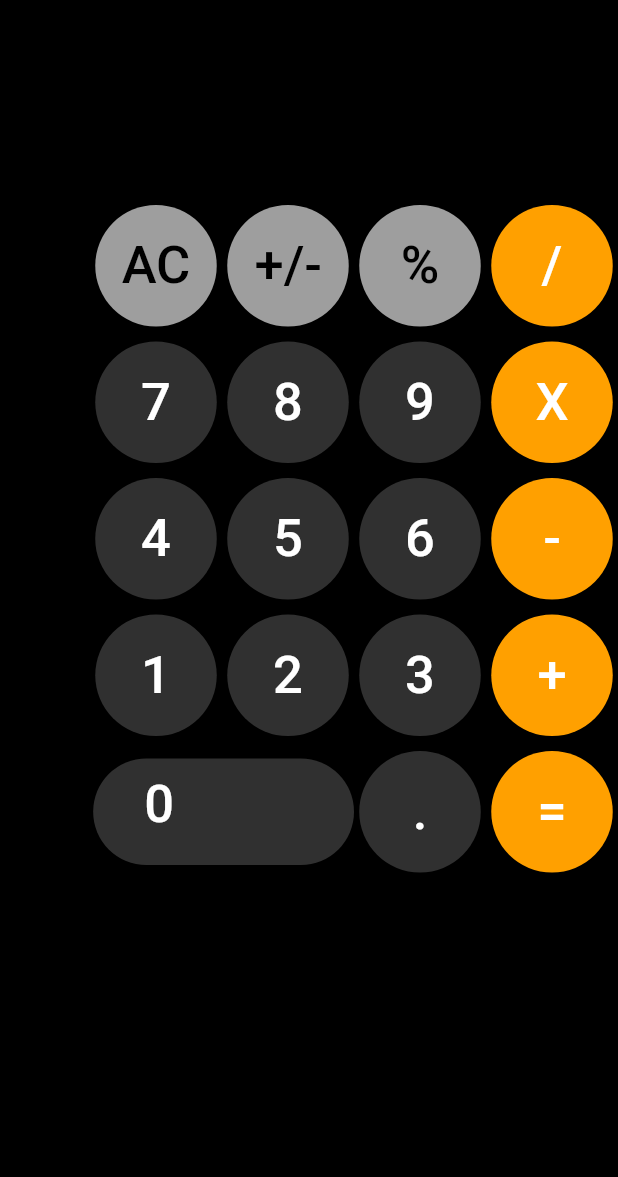
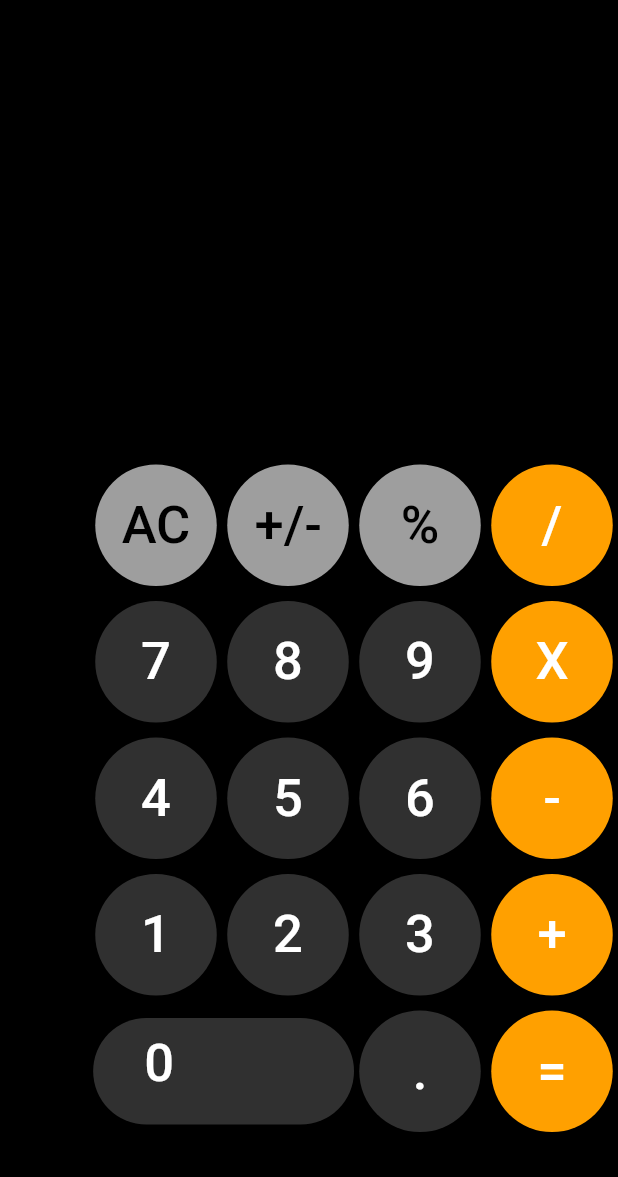
Before and after one commit to moehared/flutter_tutorials, a Flutter app: the screen it shows after launch, on a phone screen of 412 x 824 dp, the part 59-1236 px from its top. Run offline on Flutter 3.47's test engine with Material 2 defaults, Android fonts, the phone set to English and light mode, and no system bars.

Commit message:
Update calculator_screen.dart

```diff
--- a/complete code/calculate_app/lib/screen/calculator_screen.dart
+++ b/complete code/calculate_app/lib/screen/calculator_screen.dart
@@ -1,7 +1,8 @@
 import 'package:calculate_app/calculator_model/calculator.dart';
 import 'package:calculate_app/constants/constant.dart';
-import 'package:calculate_app/widget/round_button.dart';
 import 'package:flutter/material.dart';
+
+import '../widget/round_button.dart';
 
 class CalculatorScreen extends StatefulWidget {
   @override
@@ -20,8 +21,6 @@ class _CalculatorScreenState extends State<CalculatorScreen> {
 
   @override
   Widget build(BuildContext context) {
-    final media = MediaQuery.of(context).size;
-    // print('width is ${media.width}\n height is ${media.height}');
     return Scaffold(
       backgroundColor: Colors.black,
       appBar: AppBar(
@@ -30,17 +29,12 @@ class _CalculatorScreenState extends State<CalculatorScreen> {
         title: Text('Calculator'),
       ),
       body: Padding(
-        padding: const EdgeInsets.only(bottom: 40),
-        child: SingleChildScrollView(
+        padding: const EdgeInsets.only(bottom: 30.0),
         child: Column(
-            mainAxisAlignment: media.width > 500
-                ? MainAxisAlignment.center
-                : MainAxisAlignment.end,
+          mainAxisAlignment: MainAxisAlignment.end,
           children: [
             Align(
-                alignment: media.width > 500
-                    ? Alignment.topCenter
-                    : Alignment.topRight,
+              alignment: Alignment.topRight,
               child: Padding(
                 padding: const EdgeInsets.all(20.0),
                 child: Text(
@@ -53,9 +47,7 @@ class _CalculatorScreenState extends State<CalculatorScreen> {
               return Padding(
                 padding: const EdgeInsets.only(top: 10),
                 child: Row(
-                    mainAxisAlignment: media.width > 500
-                        ? MainAxisAlignment.center
-                        : MainAxisAlignment.end,
+                  mainAxisAlignment: MainAxisAlignment.end,
                   children: [
                     ...row.map((e) {
                       final calc = Calculator(e);
@@ -75,7 +67,6 @@ class _CalculatorScreenState extends State<CalculatorScreen> {
               );
             }).toList()
           ],
-          ),
         ),
       ),
     );
@@ -189,6 +180,8 @@ class _CalculatorScreenState extends State<CalculatorScreen> {
     return res;
   }
 }
+ // not clean code. we are duplicating the code
+
 
 // Row(
 //   mainAxisAlignment: MainAxisAlignment.spaceEvenly,
```
Lines whose indentation alone changed are shown as unchanged.
